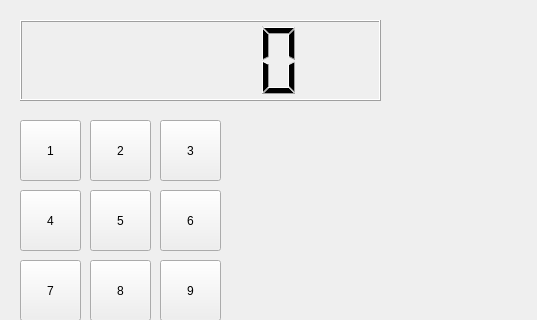
The window that SuperCalculatorConverter/SuperCalculatorConverter/qtcalculatorconverter.ui (Banananaman91/Shunting-Calculator) describes before a commit, drawn with Qt 5; both pictures show x 0 to 537 and y 0 to 320 of the 800 by 600 pixel window.
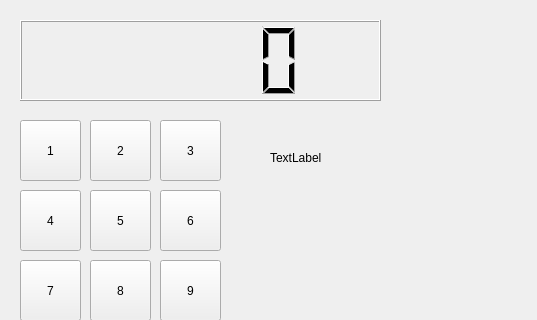
The same window after the commit.

Diff of the .ui file:
```diff
--- a/SuperCalculatorConverter/SuperCalculatorConverter/qtcalculatorconverter.ui
+++ b/SuperCalculatorConverter/SuperCalculatorConverter/qtcalculatorconverter.ui
@@ -160,6 +160,19 @@
      <string>0</string>
     </property>
    </widget>
+   <widget class="QLabel" name="displayLabel">
+    <property name="geometry">
+     <rect>
+      <x>270</x>
+      <y>150</y>
+      <width>55</width>
+      <height>16</height>
+     </rect>
+    </property>
+    <property name="text">
+     <string>TextLabel</string>
+    </property>
+   </widget>
   </widget>
   <widget class="QMenuBar" name="menubar">
    <property name="geometry">
```
